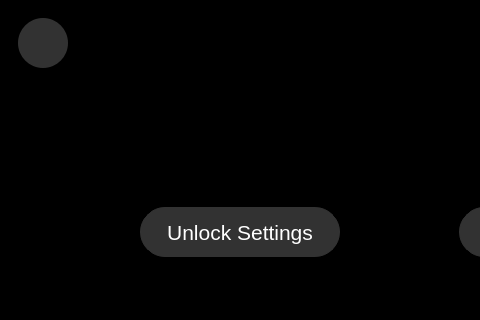
This is qt_design/main_window.ui in zyl120/Naloxone_Safety_Kit as Qt 5 draws it before an edit; both pictures show x 0 to 480 and y 0 to 320 of the 800 by 480 pixel window. The edited form follows.
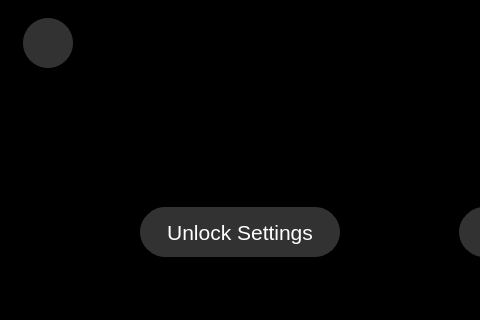
This is the edited form. Icons and pictures are not drawn.

Commit message: add margin to tabs

What changed in the file:
```diff
--- a/qt_design/main_window.ui
+++ b/qt_design/main_window.ui
@@ -1605,19 +1605,29 @@
            <string notr="true">QTabWidget::tab-bar {
 alignment: center;
 }
-QTabWidget::pane{border-radius: 0px;border-color:rgb(50,50,50);border-width: 0px;border-style: solid;}
+QTabWidget::pane{
+border-radius: 0px;
+border-color:rgb(50,50,50);
+border-width: 0px;
+border-style: solid;}
 QTabBar::tab{
 padding-left: 9px;
 padding-right: -9px;
 width:50px;
 height:50px;
-border-radius:25px}
+border-radius:25px;
+border-width:1px;
+border-color:black;
+margin-left:5px;
+margin-right:5px;}
 QTabBar::tab:selected {
 background: rgb(50,50,50);
+border-color:rgb(50,50,50);
 color:white;
 }
 QTabBar::tab:!selected {
 background: black;
+border-color:black;
 color: white;
 }
 </string>
```
The commit also changes 2 other files.
